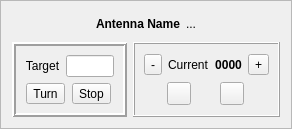
Old version of the form mqt/MqtLogger/rotcontrolframe.ui in the repository zsteva/backup-minos2.
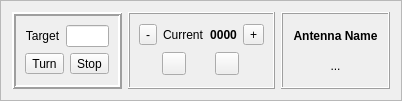
New version of the form.

Commit message: Move memories to stacked info frame

The edit to the form file:
```diff
--- a/mqt/MqtLogger/rotcontrolframe.ui
+++ b/mqt/MqtLogger/rotcontrolframe.ui
@@ -6,8 +6,8 @@
    <rect>
     <x>0</x>
     <y>0</y>
-    <width>292</width>
-    <height>129</height>
+    <width>402</width>
+    <height>101</height>
    </rect>
   </property>
   <property name="windowTitle">
@@ -19,60 +19,7 @@
   <property name="frameShadow">
    <enum>QFrame::Raised</enum>
   </property>
-  <layout class="QVBoxLayout" name="verticalLayout_3">
-   <item>
-    <layout class="QHBoxLayout" name="horizontalLayout_7">
-     <item>
-      <spacer name="horizontalSpacer">
-       <property name="orientation">
-        <enum>Qt::Horizontal</enum>
-       </property>
-       <property name="sizeHint" stdset="0">
-        <size>
-         <width>40</width>
-         <height>20</height>
-        </size>
-       </property>
-      </spacer>
-     </item>
-     <item>
-      <widget class="QLabel" name="antennaName">
-       <property name="font">
-        <font>
-         <weight>75</weight>
-         <bold>true</bold>
-        </font>
-       </property>
-       <property name="text">
-        <string>Antenna Name</string>
-       </property>
-      </widget>
-     </item>
-     <item>
-      <widget class="QLabel" name="rotatorState">
-       <property name="text">
-        <string>...</string>
-       </property>
-       <property name="alignment">
-        <set>Qt::AlignRight|Qt::AlignTrailing|Qt::AlignVCenter</set>
-       </property>
-      </widget>
-     </item>
-     <item>
-      <spacer name="horizontalSpacer_2">
-       <property name="orientation">
-        <enum>Qt::Horizontal</enum>
-       </property>
-       <property name="sizeHint" stdset="0">
-        <size>
-         <width>40</width>
-         <height>20</height>
-        </size>
-       </property>
-      </spacer>
-     </item>
-    </layout>
-   </item>
+  <layout class="QHBoxLayout" name="horizontalLayout_6">
    <item>
     <layout class="QHBoxLayout" name="horizontalLayout_5">
      <item>
@@ -247,6 +194,44 @@
      </item>
     </layout>
    </item>
+   <item>
+    <widget class="QFrame" name="frame_3">
+     <property name="frameShape">
+      <enum>QFrame::Box</enum>
+     </property>
+     <property name="frameShadow">
+      <enum>QFrame::Raised</enum>
+     </property>
+     <layout class="QVBoxLayout" name="verticalLayout_4">
+      <item>
+       <widget class="QLabel" name="antennaName">
+        <property name="font">
+         <font>
+          <weight>75</weight>
+          <bold>true</bold>
+         </font>
+        </property>
+        <property name="text">
+         <string>Antenna Name</string>
+        </property>
+        <property name="alignment">
+         <set>Qt::AlignCenter</set>
+        </property>
+       </widget>
+      </item>
+      <item>
+       <widget class="QLabel" name="rotatorState">
+        <property name="text">
+         <string>...</string>
+        </property>
+        <property name="alignment">
+         <set>Qt::AlignCenter</set>
+        </property>
+       </widget>
+      </item>
+     </layout>
+    </widget>
+   </item>
   </layout>
  </widget>
  <resources/>
```
The commit also changes 11 other files.
